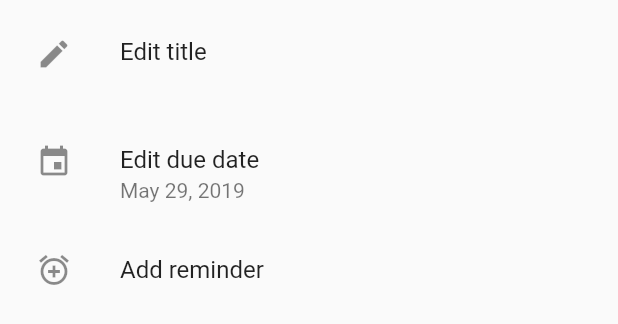
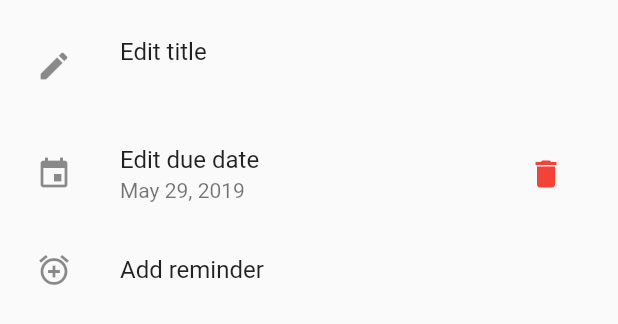
Before and after one commit to dkter/todo, a Flutter app: the EditItemSheet widget shown alone on an empty page, opened directly with empty values, on a phone screen of 412 x 824 dp. Shown: the top 324 px of the screen. Run offline on Flutter 3.47's test engine with Material 2 defaults, Android fonts, the phone set to English and light mode, and no system bars; our stand-ins replace flutter_local_notifications.

Commit message:
Needs more delete button

```diff
--- a/lib/edit_item.dart
+++ b/lib/edit_item.dart
@@ -36,6 +36,8 @@ class EditItemState extends State<EditItemSheet> {
     TimeOfDay reminderTime;
     int reminderDaysBefore;
 
+    static final double ICON_WIDTH = 16.0;
+
 
     @override
     Widget build(BuildContext context) {
@@ -56,7 +58,11 @@ class EditItemState extends State<EditItemSheet> {
 
     Widget titleField(BuildContext context) {
         return new ListTile(
-            leading: new Icon(Icons.edit),
+            leading: new Container(
+                width: ICON_WIDTH,
+                alignment: Alignment.center,
+                child: new Icon(Icons.edit),
+            ),
             title: new Text("Edit title"),
             subtitle: new Text(item.text),
             onTap: () {
@@ -69,15 +75,31 @@ class EditItemState extends State<EditItemSheet> {
     Widget dueDateField(BuildContext context) {
         if (item.due == null)
             return new ListTile(
-                leading: new Icon(CustomIcons.calendar_add),
+                leading: new Container(
+                    width: ICON_WIDTH,
+                    alignment: Alignment.center,
+                    child: new Icon(CustomIcons.calendar_add),
+                ),
                 title: new Text("Add due date"),
                 onTap: _showDatePicker,
             );
         else
             return new ListTile(
-                leading: new Icon(Icons.event),
+                leading: new Container(
+                    width: ICON_WIDTH,
+                    alignment: Alignment.center,
+                    child: new Icon(Icons.event),
+                ),
                 title: new Text("Edit due date"),
                 subtitle: new Text(dateFormat.format(item.due)),
+                trailing: new IconButton(
+                    icon: new Icon(
+                        Icons.delete,
+                        color: Colors.red,
+                    ),
+                    tooltip: "Remove due date",
+                    onPressed: _removeDueDate,
+                ),
                 onTap: _showDatePicker,
             );
     }
@@ -87,15 +109,31 @@ class EditItemState extends State<EditItemSheet> {
         if (item.due != null)
             if (!item.reminderSet)
                 return new ListTile(
-                    leading: new Icon(Icons.alarm_add),
+                    leading: new Container(
+                        width: ICON_WIDTH,
+                        alignment: Alignment.center,
+                        child: new Icon(Icons.alarm_add),
+                    ),
                     title: new Text("Add reminder"),
                     onTap: _showEditReminder,
                 );
             else
                 return new ListTile(
-                    leading: new Icon(Icons.alarm),
+                    leading: new Container(
+                        width: ICON_WIDTH,
+                        alignment: Alignment.center,
+                        child: new Icon(Icons.alarm),
+                    ),
                     title: new Text("Edit reminder"),
                     subtitle: new Text("${item.notifDaysBefore} days before at ${item.notifTimeOfDay.format(context)}"),
+                    trailing: new IconButton(
+                        icon: new Icon(
+                            Icons.delete,
+                            color: Colors.red,
+                        ),
+                        tooltip: "Remove reminder",
+                        onPressed: _removeReminder,
+                    ),
                     onTap: _showEditReminder,
                 );
         else
@@ -131,4 +169,19 @@ class EditItemState extends State<EditItemSheet> {
             setState((){});
         });
     }
+
+    void _removeDueDate() {
+        setState(() {
+            item.due = null;
+            if (item.reminderSet) {
+                item.deleteNotification();
+            }
+        });
+    }
+
+    void _removeReminder() {
+        setState(() {
+            item.deleteNotification();
+        });
+    }
 }
```
